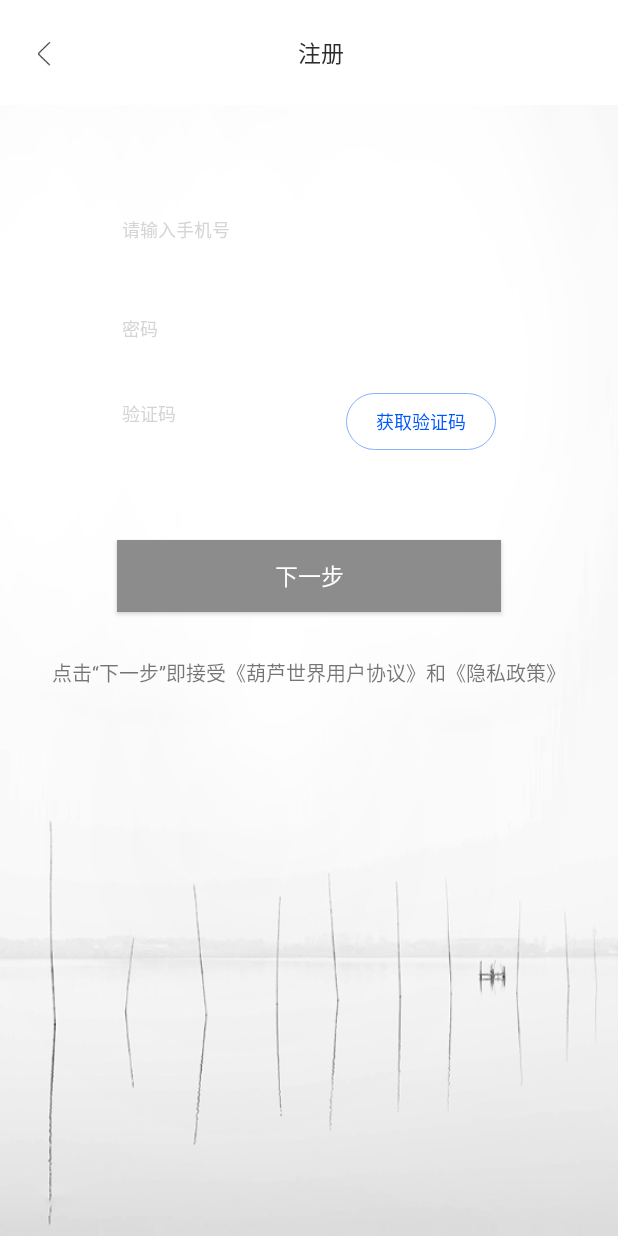
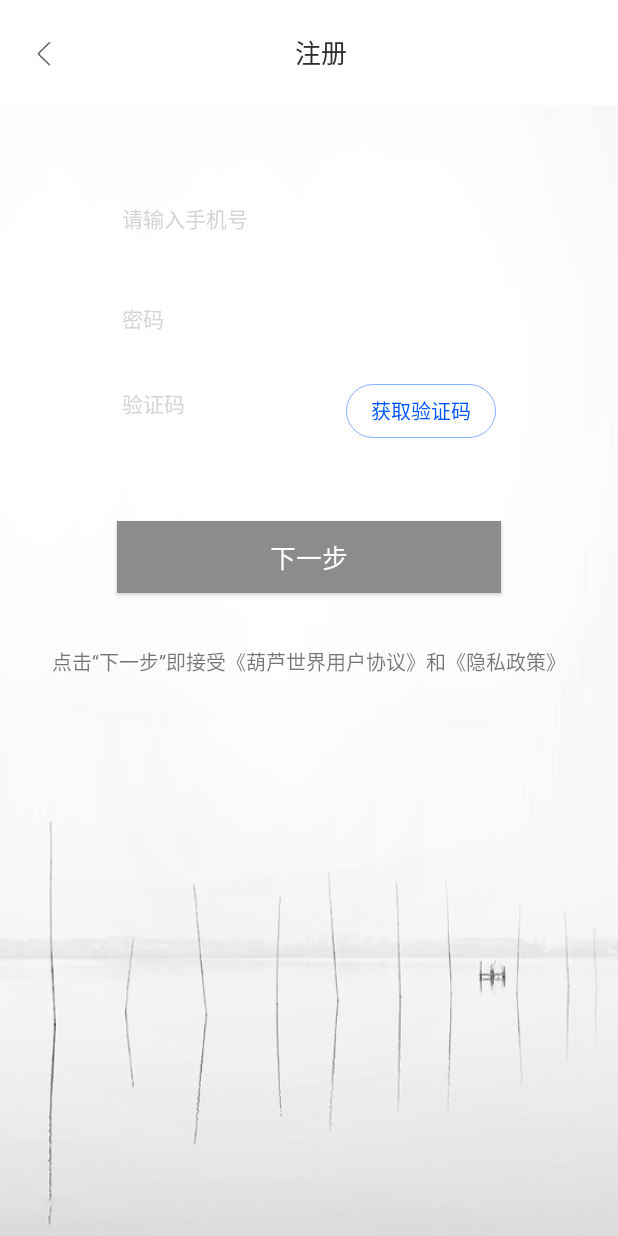
Before and after one commit to SmallTashi/TestCalabash, an Android app: the layout register_activity.xml on its own in the app's theme, with its tools: preview values and no code run, on a phone screen of 412 x 824 dp. Run offline under Robolectric (Android 15) with nearby library versions, the phone set to English and light mode, and no system bars.

Commit message:
网络请求拿数据搞定！ 剩下...创建各种数据类，绑定UI，解析JSON

```diff
--- a/app/src/main/java/com/tashi/testcalabash/Activity/RegisterActivity.java
+++ b/app/src/main/java/com/tashi/testcalabash/Activity/RegisterActivity.java
@@ -15,7 +15,6 @@ import android.widget.TextView;
 import android.widget.Toast;
 
 import com.tashi.testcalabash.R;
-import com.tashi.testcalabash.ResetPwdActivity;
 
 import static android.widget.Toast.LENGTH_LONG;
 
--- a/app/src/main/java/com/tashi/testcalabash/Activity/StartActivity.java
+++ b/app/src/main/java/com/tashi/testcalabash/Activity/StartActivity.java
@@ -26,7 +26,7 @@ public class StartActivity extends AppCompatActivity {
                 startActivity(start);
                 finish();
             }
-        },4000);
+        },3000);
 //        Button open = findViewById(R.id.button);
 //        open.setOnClickListener(new View.OnClickListener() {
 //            @Override
--- a/app/src/main/java/com/tashi/testcalabash/Fragment/PersonalFragment.java
+++ b/app/src/main/java/com/tashi/testcalabash/Fragment/PersonalFragment.java
@@ -11,6 +11,7 @@ import com.tashi.testcalabash.R;
 
 /**
  * Created by SmartTahi on 2018/2/27.
+ *
  */
 
 public class PersonalFragment extends Fragment {
--- a/app/src/main/res/drawable/line_decoration.xml
+++ b/app/src/main/res/drawable/line_decoration.xml
@@ -3,6 +3,8 @@
     android:shape="line"
     >
     <stroke android:color="#D5D5D5"
-        android:width="0.1dp"
+        android:width="0.5dp"
         />
+    <size
+        android:height="0.5dp"/>
 </shape>
--- a/app/src/main/res/layout/personal_fragment_item.xml
+++ b/app/src/main/res/layout/personal_fragment_item.xml
@@ -3,6 +3,7 @@
     xmlns:android="http://schemas.android.com/apk/res/android"
     xmlns:tools="http://schemas.android.com/tools"
     android:layout_width="match_parent"
+    android:id="@+id/mine_top"
     android:layout_height="match_parent">
     <RelativeLayout
         android:background="@mipmap/personal_top_bg"
--- a/app/src/main/res/layout/register_activity.xml
+++ b/app/src/main/res/layout/register_activity.xml
@@ -25,7 +25,7 @@
                 android:layout_centerVertical="true"
                 android:text="@string/register"
                 android:textColor="@color/login_color"
-                android:textSize="15sp" />
+                android:textSize="17sp" />
 
             <ImageView
                 android:id="@+id/back_register"
@@ -50,7 +50,7 @@
         android:layout_marginLeft="81dp"
         android:layout_marginRight="81dp"
         android:layout_marginStart="81dp"
-        android:layout_marginTop="50dp"
+        android:layout_marginTop="42dp"
         android:divider="@drawable/line_decoration"
         android:dividerPadding="0.5dp"
         android:orientation="vertical"
@@ -68,7 +68,7 @@
             android:singleLine="true"
             android:textColorHint="@color/register_hint"
             android:textCursorDrawable="@drawable/line_decoration"
-            android:textSize="12sp" />
+            android:textSize="14sp" />
 
         <EditText
             android:id="@+id/register_ac_2"
@@ -83,7 +83,7 @@
             android:singleLine="true"
             android:textColorHint="@color/register_hint"
             android:textCursorDrawable="@drawable/line_decoration"
-            android:textSize="12sp" />
+            android:textSize="14sp" />
 
         <LinearLayout
             android:id="@+id/v_linear_layout"
@@ -104,7 +104,7 @@
                 android:hint="@string/verification_code"
                 android:textColorHint="@color/register_hint"
                 android:textCursorDrawable="@drawable/line_decoration"
-                android:textSize="12sp"
+                android:textSize="14sp"
                 tools:ignore="NestedWeights" />
 
             <TextView
@@ -117,7 +117,7 @@
                 android:gravity="center"
                 android:text="@string/get_verification"
                 android:textColor="@color/verification_color"
-                android:textSize="12sp" />
+                android:textSize="13sp" />
 
         </LinearLayout>
 
@@ -145,18 +145,18 @@
         android:layout_marginLeft="78dp"
         android:layout_marginRight="78dp"
         android:layout_marginStart="78dp"
-        android:layout_marginTop="60dp"
+        android:layout_marginTop="55dp"
         android:background="#8C8C8C"
         android:text="@string/next_tip"
         android:textColor="@color/Whilt"
-        android:textSize="15sp" />
+        android:textSize="17sp" />
 
     <TextView
         android:layout_width="wrap_content"
         android:layout_height="wrap_content"
         android:layout_below="@+id/button_next"
         android:layout_centerHorizontal="true"
-        android:layout_marginTop="30dp"
+        android:layout_marginTop="35dp"
         android:text="@string/register_tip"
         android:textSize="13sp" />
 
```
Also changed, not shown: app/src/main/java/com/tashi/testcalabash/tools/HttpUtils.java (added, +124 -0 lines).
